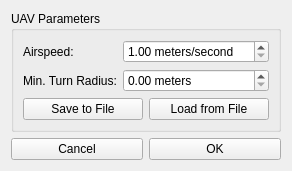
Qt form FlightPlanner/gui/UAVParametersWidget.ui (raptorswing/FlightPlanner) before a commit.
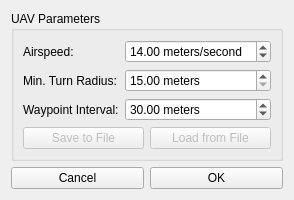
The same form after that commit. Icons and pictures are not drawn.

Commit message: Added UAVParameters object, GUI support

Diff of the .ui file:
```diff
--- a/FlightPlanner/gui/UAVParametersWidget.ui
+++ b/FlightPlanner/gui/UAVParametersWidget.ui
@@ -6,8 +6,8 @@
    <rect>
     <x>0</x>
     <y>0</y>
-    <width>243</width>
-    <height>163</height>
+    <width>251</width>
+    <height>189</height>
    </rect>
   </property>
   <property name="windowTitle">
@@ -51,6 +51,9 @@
           <property name="maximum">
            <double>100.000000000000000</double>
           </property>
+          <property name="value">
+           <double>14.000000000000000</double>
+          </property>
          </widget>
         </item>
         <item row="1" column="1">
@@ -58,6 +61,32 @@
           <property name="suffix">
            <string> meters</string>
           </property>
+          <property name="minimum">
+           <double>15.000000000000000</double>
+          </property>
+         </widget>
+        </item>
+        <item row="2" column="0">
+         <widget class="QLabel" name="label_3">
+          <property name="text">
+           <string>Waypoint Interval:</string>
+          </property>
+         </widget>
+        </item>
+        <item row="2" column="1">
+         <widget class="QDoubleSpinBox" name="waypointIntervalSpinbox">
+          <property name="suffix">
+           <string> meters</string>
+          </property>
+          <property name="minimum">
+           <double>5.000000000000000</double>
+          </property>
+          <property name="maximum">
+           <double>150.000000000000000</double>
+          </property>
+          <property name="value">
+           <double>30.000000000000000</double>
+          </property>
          </widget>
         </item>
        </layout>
@@ -66,6 +95,9 @@
        <layout class="QHBoxLayout" name="horizontalLayout">
         <item>
          <widget class="QPushButton" name="saveToFileButton">
+          <property name="enabled">
+           <bool>false</bool>
+          </property>
           <property name="text">
            <string>Save to File</string>
           </property>
@@ -77,6 +109,9 @@
         </item>
         <item>
          <widget class="QPushButton" name="loadFromFileButton">
+          <property name="enabled">
+           <bool>false</bool>
+          </property>
           <property name="text">
            <string>Load from File</string>
           </property>
```
The commit also changes 5 other files.
